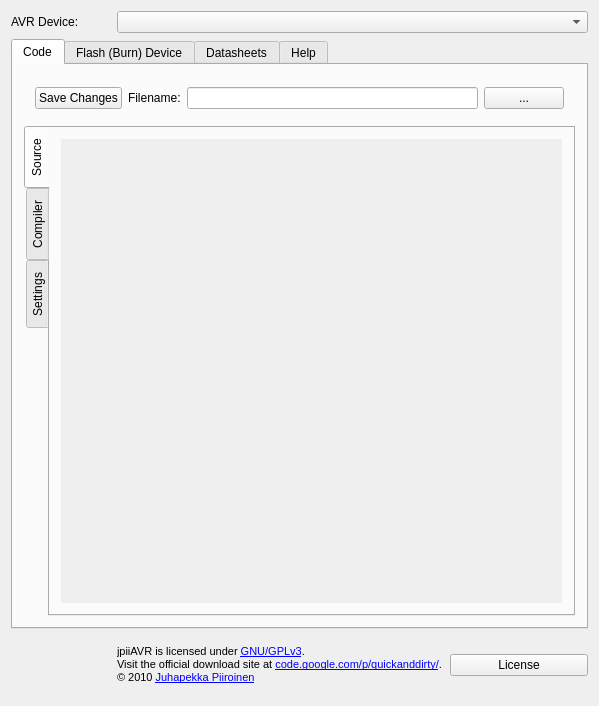
Before: the Qt Designer form jpiiavr/mainwindow.ui in pbystrup/quickanddirty, drawn with Qt 5.
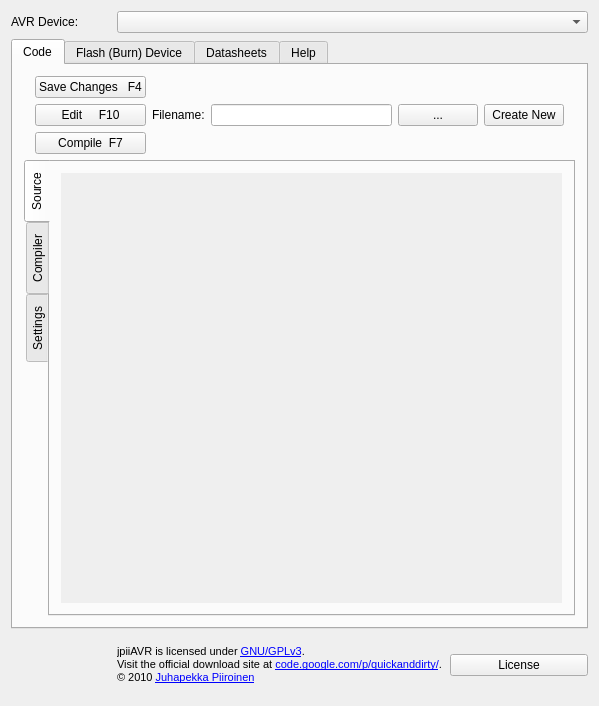
After: the same form once the commit is applied. The open tabs and pages were chosen to show the change. Icons and pictures are not drawn.

Commit message: added support for source code saving added support for keyboard shortcuts for Source Code edit and Compiling. added template file for new files.

```diff
--- a/jpiiavr/mainwindow.ui
+++ b/jpiiavr/mainwindow.ui
@@ -64,11 +64,52 @@
         <item>
          <widget class="QWidget" name="widget_2" native="true">
           <layout class="QHBoxLayout" name="horizontalLayout_9">
+           <property name="topMargin">
+            <number>0</number>
+           </property>
+           <property name="bottomMargin">
+            <number>0</number>
+           </property>
            <item>
-            <widget class="QPushButton" name="pushButtonSaveChanges">
-             <property name="text">
-              <string>Save Changes</string>
-             </property>
+            <widget class="QWidget" name="widget_3" native="true">
+             <layout class="QVBoxLayout" name="verticalLayout_11">
+              <property name="margin">
+               <number>0</number>
+              </property>
+              <item>
+               <widget class="QPushButton" name="pushButtonSaveChanges">
+                <property name="text">
+                 <string>Save Changes   F4</string>
+                </property>
+                <property name="shortcut">
+                 <string>F4</string>
+                </property>
+               </widget>
+              </item>
+              <item>
+               <widget class="QPushButton" name="pushButtonEditCode">
+                <property name="text">
+                 <string>Edit     F10</string>
+                </property>
+                <property name="shortcut">
+                 <string>F10</string>
+                </property>
+               </widget>
+              </item>
+              <item>
+               <widget class="QPushButton" name="pushButtonCompileQuick">
+                <property name="enabled">
+                 <bool>true</bool>
+                </property>
+                <property name="text">
+                 <string>Compile  F7</string>
+                </property>
+                <property name="shortcut">
+                 <string>F7</string>
+                </property>
+               </widget>
+              </item>
+             </layout>
             </widget>
            </item>
            <item>
@@ -88,6 +129,13 @@
              </property>
             </widget>
            </item>
+           <item>
+            <widget class="QPushButton" name="pushButtonCreateNew">
+             <property name="text">
+              <string>Create New</string>
+             </property>
+            </widget>
+           </item>
           </layout>
          </widget>
         </item>
@@ -118,7 +166,7 @@
                  <x>0</x>
                  <y>0</y>
                  <width>507</width>
-                 <height>435</height>
+                 <height>385</height>
                 </rect>
                </property>
                <layout class="QVBoxLayout" name="verticalLayout_8">
```
Left out of the diff: 4 changed lines with no effect on the pictures. The commit also changes 7 other files.
